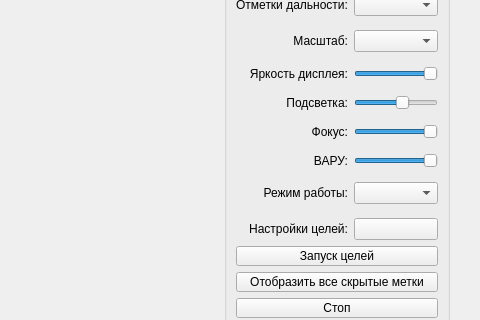
Qt form indicatordrl.ui (oln0ry/IKO) before a commit; both pictures show x 382 to 862 and y 119 to 439 of the 862 by 746 pixel window.
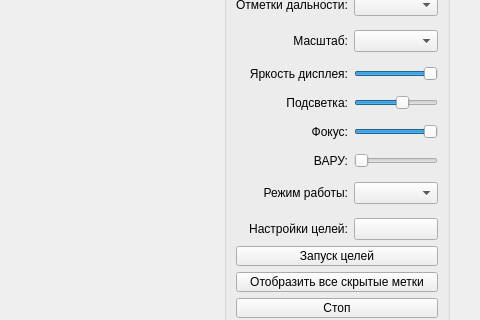
The same form after that commit. Custom widgets are drawn as their Qt base class.

```diff
--- a/indicatordrl.ui
+++ b/indicatordrl.ui
@@ -255,7 +255,7 @@
                  <number>1</number>
                 </property>
                 <property name="value">
-                 <number>100</number>
+                 <number>0</number>
                 </property>
                 <property name="orientation">
                  <enum>Qt::Horizontal</enum>
```
